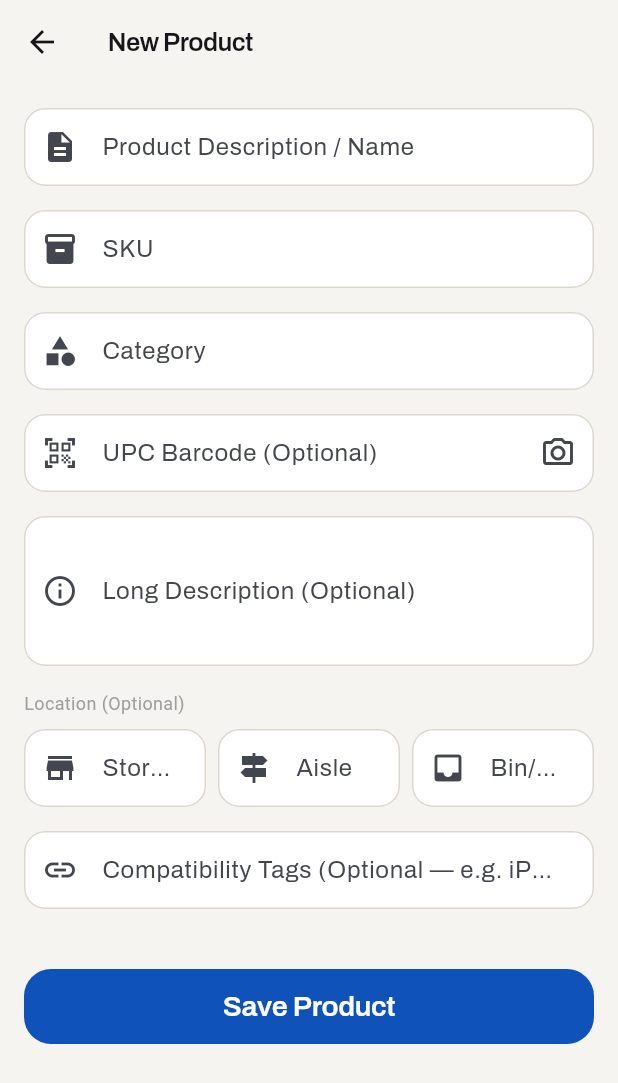
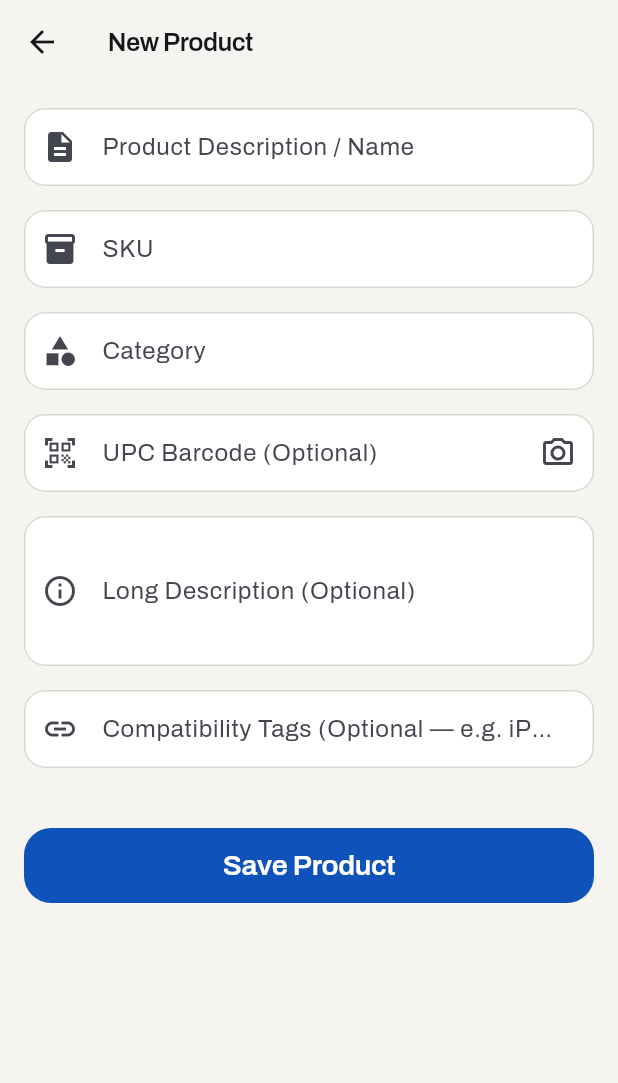
Before and after one commit to paulmap/ethPOS, a Flutter app: the InventoryHome screen opened by its route, after a tap on "New Product", on a phone screen of 412 x 824 dp. Shown: the top 1083 px of the screen. Run offline on Flutter 3.47's test engine with Material 3 defaults, Android fonts, the phone set to English and light mode, and no system bars; our stand-ins replace dio, hive, hive_flutter, pdf, screenshot, share_plus; missing offline and left inert: mobile_scanner; accounts and stored records are empty.

Commit message:
Improve inventory interface and streamline product creation
Changes:
- Remove location fields (Store/Area, Aisle, Bin/Shelf) from NewProductPage
  Location assignment should happen during stock receiving, not product creation
- Change inventory submenu back to 2-column grid layout for better card visibility
- Add Stock Movement card to inventory menu (placeholder for future BIN management feature)
- Barcode scanner with camera icon is already functional - users can tap camera to scan

This prepares for implementing BIN location assignment during stock receiving workflow.

Co-Authored-By: Claude Haiku 4.5 <noreply@anthropic.com>
Claude-Session: https://claude.ai/code/session_011W2MWXwVeKqo2KCU6Mv9Vc

```diff
--- a/lib/features/inventory/presentation/pages/inventory_home.dart
+++ b/lib/features/inventory/presentation/pages/inventory_home.dart
@@ -17,34 +17,41 @@ class InventoryHome extends StatelessWidget {
       subtitle: 'Manage products and stock',
       child: Padding(
         padding: const EdgeInsets.fromLTRB(18, 0, 18, 8),
-        child: SingleChildScrollView(
-          child: Column(
+        child: GridView.count(
+          crossAxisCount: 2,
+          mainAxisSpacing: 12,
+          crossAxisSpacing: 12,
           children: [
             _Tile(
               label: 'New Product',
               icon: Icons.add_box_outlined,
               onTap: () => Navigator.push(context, MaterialPageRoute(builder: (_) => const NewProductPage())),
             ),
-              const SizedBox(height: 12),
             _Tile(
               label: 'New Stock',
               icon: Icons.inventory,
               onTap: () => Navigator.push(context, MaterialPageRoute(builder: (_) => const NewStockPage())),
             ),
-              const SizedBox(height: 12),
             _Tile(
               label: 'Price List',
               icon: Icons.list_alt,
               onTap: () => Navigator.push(context, MaterialPageRoute(builder: (_) => const PriceListPage())),
             ),
-              const SizedBox(height: 12),
             _Tile(
               label: 'Stock Status',
               icon: Icons.bar_chart,
               onTap: () => Navigator.push(context, MaterialPageRoute(builder: (_) => const StockStatusPage())),
             ),
+            _Tile(
+              label: 'Stock Movement',
+              icon: Icons.move_up,
+              onTap: () {
+                ScaffoldMessenger.of(context).showSnackBar(
+                  const SnackBar(content: Text('Stock Movement coming soon')),
+                );
+              },
+            ),
           ],
-          ),
         ),
       ),
     );
--- a/lib/features/inventory/presentation/pages/new_product_page.dart
+++ b/lib/features/inventory/presentation/pages/new_product_page.dart
@@ -19,9 +19,6 @@ class _NewProductPageState extends State<NewProductPage> {
   final _categoryController = TextEditingController();
   final _upcController = TextEditingController();
   final _descriptionController = TextEditingController();
-  final _storeAreaController = TextEditingController();
-  final _aisleController = TextEditingController();
-  final _binShelfController = TextEditingController();
   final _compatibleTagsController = TextEditingController();
 
   List<String>? _parseTags(String text) {
@@ -54,9 +51,6 @@ class _NewProductPageState extends State<NewProductPage> {
         price: 0.0,
         currentStock: 0,
         barcode: _upcController.text.isNotEmpty ? _upcController.text : _skuController.text,
-        storeArea: _storeAreaController.text.isEmpty ? null : _storeAreaController.text,
-        aisle: _aisleController.text.isEmpty ? null : _aisleController.text,
-        binShelf: _binShelfController.text.isEmpty ? null : _binShelfController.text,
         compatibleTags: _parseTags(_compatibleTagsController.text),
         lastUpdated: DateTime.now(),
       );
@@ -93,22 +87,6 @@ class _NewProductPageState extends State<NewProductPage> {
                 ),
               ),
               _buildTextField('Long Description (Optional)', _descriptionController, Icons.info_outline, maxLines: 3),
-              const Align(
-                alignment: Alignment.centerLeft,
-                child: Padding(
-                  padding: EdgeInsets.only(bottom: 8),
-                  child: Text('Location (Optional)', style: TextStyle(fontSize: 12, color: Colors.grey)),
-                ),
-              ),
-              Row(
-                children: [
-                  Expanded(child: _buildTextField('Store/Area', _storeAreaController, Icons.store, required: false)),
-                  const SizedBox(width: 8),
-                  Expanded(child: _buildTextField('Aisle', _aisleController, Icons.signpost, required: false)),
-                  const SizedBox(width: 8),
-                  Expanded(child: _buildTextField('Bin/Shelf', _binShelfController, Icons.inbox, required: false)),
-                ],
-              ),
               _buildTextField(
                 'Compatibility Tags (Optional — e.g. iPhone 12, iPhone 13)',
                 _compatibleTagsController,
```
Lines whose indentation alone changed are shown as unchanged.
